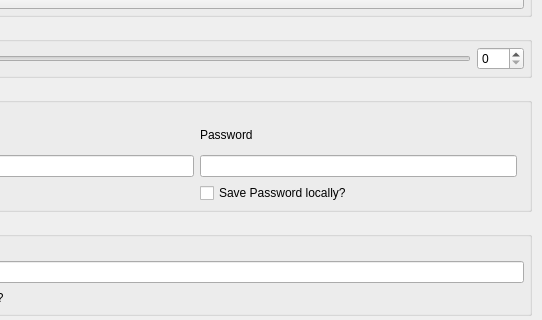
The window that qt-ui/preferences.ui (subsurface/subsurface) describes before a commit, drawn with Qt 5; both pictures show x 272 to 814 and y 216 to 536 of the 814 by 802 pixel window.
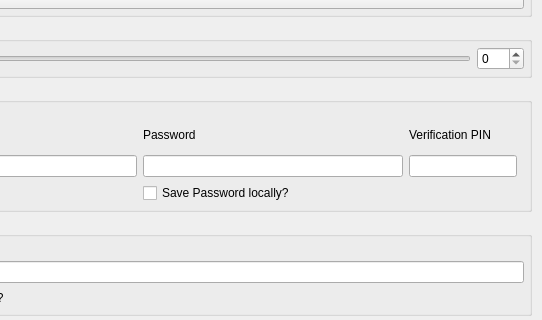
The same window after the commit. Icons and pictures are not drawn.

Commit message: Cloud storage: initial support for confirming the email PIN

```diff
--- a/qt-ui/preferences.ui
+++ b/qt-ui/preferences.ui
@@ -451,6 +451,20 @@
                </property>
               </widget>
              </item>
+	     <item row="0" column="2">
+              <widget class="QLabel" name="label_16d">
+               <property name="text">
+                <string>Verification PIN</string>
+               </property>
+              </widget>
+	     </item>
+	     <item row="1" column="2">
+              <widget class="QLineEdit" name="cloud_storage_pin">
+               <property name="toolTip">
+                <string extracomment="One time verification PIN for Subsurface cloud storage infrastructure"/>
+               </property>
+              </widget>
+	     </item>
             </layout>
            </widget>
           </widget>
```
The commit also changes 5 other files.
